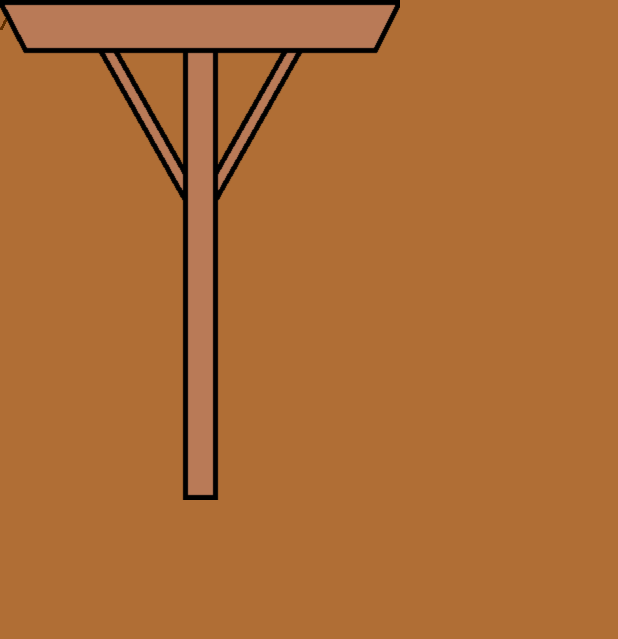
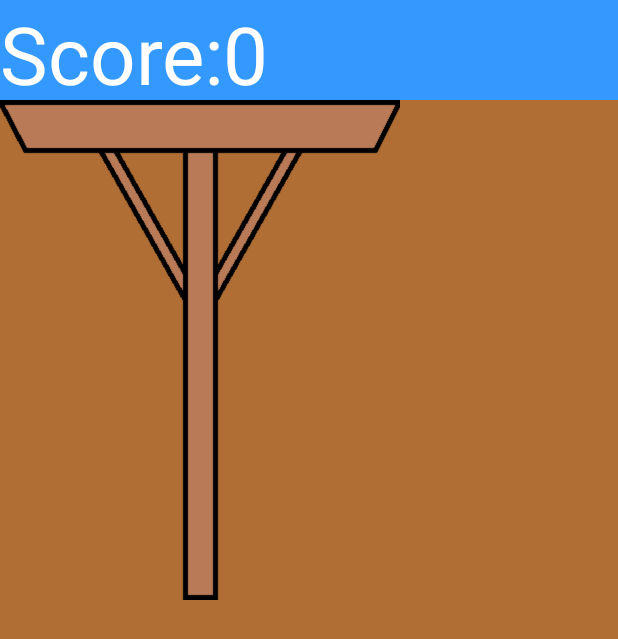
Before and after one commit to Dsaikoro/DoiHelp2, an Android app: the screen it shows after launch (MainActivity), on a phone screen of 412 x 824 dp. Shown: the top 639 px of the screen. Run offline under Robolectric (Android 15) with nearby library versions, the phone set to English and light mode, and no system bars.

Commit message:
Add ScoreBoard

```diff
--- a/app/src/main/java/com/example/daisuke/doihelp2/MainActivity.java
+++ b/app/src/main/java/com/example/daisuke/doihelp2/MainActivity.java
@@ -2,7 +2,6 @@ package com.example.daisuke.doihelp2;
 
 import android.app.Activity;
 import android.graphics.BitmapFactory;
-import android.graphics.Color;
 import android.os.Handler;
 import android.os.Bundle;
 import android.view.MotionEvent;
@@ -10,6 +9,7 @@ import android.view.View;
 import android.view.ViewGroup;
 import android.widget.ImageView;
 import android.widget.RelativeLayout;
+import android.widget.TextView;
 
 import java.util.Random;
 
@@ -17,53 +17,63 @@ public class MainActivity extends Activity implements View.OnTouchListener{
     private static final int ROUGH_WIDTH = 60;
     private static final int ROUGH_HEIGHT = 30;
     private static final int ROUGH_SPAWN_MAX = 100;
-    private static final int ROUGH_RESPAWN_TIME = 200;
+    private static final int ROUGH_RESPAWN_TIME = 100;
     private static final int TONBO_WIDTH = 400;
     private static final int TONBO_HEIGHT = 500;
 
-    private RelativeLayout varLayout;
-    private int layoutWidth, layoutHeight;
-    Rough roughs[];
-    ImageView roughImages[];
+    private RelativeLayout scoreLayout;
+    private RelativeLayout gameLayout;
+    private int gameLayoutWidth, gameLayoutHeight;
+    private TextView scoreText;
+    private int score;
+    private Rough roughs[];
+    private ImageView roughImages[];
     private boolean startFlag;
-    Random rand;
+    private Random rand;
     private Handler handler;
     private Runnable spawnRough;
-    Tonbo tonbo;
-    ImageView tonboImage;
+
+
+    private Tonbo tonbo;
+    private ImageView tonboImage;
     private int lastX, lastY;
 
     @Override
     protected void onCreate(Bundle savedInstanceState) {
         super.onCreate(savedInstanceState);
         setContentView(R.layout.activity_main);
-        varLayout = (RelativeLayout) findViewById(R.id.mainLayout);
-        varLayout.setBackgroundColor(Color.rgb(176,110,53));
+        scoreLayout = (RelativeLayout) findViewById(R.id.scoreBoard);
+        gameLayout = (RelativeLayout) findViewById(R.id.mainLayout);
+
+        scoreText = (TextView)findViewById(R.id.score);
+        score = 0;
+        scoreText.setText("Score:" + score);
 
         roughImages = new ImageView[ROUGH_SPAWN_MAX];
         roughs = new Rough[ROUGH_SPAWN_MAX];
         for (int i = 0; i < roughs.length; i++) {
             roughImages[i] = new ImageView(this);
-            roughImages[i].setImageBitmap(BitmapFactory.decodeResource(getResources(), R.drawable.rough));
+            roughImages[i].setImageBitmap(BitmapFactory.decodeResource(getResources(), R.drawable.grass));
             roughImages[i].setLayoutParams(new ViewGroup.LayoutParams(ROUGH_WIDTH, ROUGH_HEIGHT));
-            varLayout.addView(roughImages[i]);
+            gameLayout.addView(roughImages[i]);
         }
         for(int i = 0; i < roughs.length; i++) roughs[i] = new Rough(roughImages[i], ROUGH_WIDTH, ROUGH_HEIGHT);
         startFlag = true;
+        score = 0;
 
         tonboImage = new ImageView(this);
         tonboImage.setImageBitmap(BitmapFactory.decodeResource(getResources(), R.drawable.tonbo));
         tonboImage.setLayoutParams(new ViewGroup.LayoutParams(TONBO_WIDTH, TONBO_HEIGHT));
         tonboImage.setOnTouchListener(this);
-        varLayout.addView(tonboImage);
+        gameLayout.addView(tonboImage);
         tonbo = new Tonbo(tonboImage, TONBO_WIDTH, TONBO_HEIGHT/10);
     }
 
     @Override
     public void onWindowFocusChanged(boolean hasFocus){
         super.onWindowFocusChanged(hasFocus);
-        layoutWidth = findViewById(R.id.mainLayout).getWidth();
-        layoutHeight = findViewById(R.id.mainLayout).getHeight();
+        gameLayoutWidth = findViewById(R.id.mainLayout).getWidth();
+        gameLayoutHeight = findViewById(R.id.mainLayout).getHeight();
         handler = new Handler();
         rand = new Random();
         spawnRough = new Runnable() {
@@ -79,8 +89,8 @@ public class MainActivity extends Activity implements View.OnTouchListener{
                 }
                 for (int i = 0; i < roughs.length; i++) {
                     if (!roughs[i].getUseFlag()) {
-                        x = rand.nextInt(layoutWidth - ROUGH_WIDTH);
-                        y = rand.nextInt(layoutHeight - ROUGH_HEIGHT);
+                        x = rand.nextInt(gameLayoutWidth - ROUGH_WIDTH);
+                        y = rand.nextInt(gameLayoutHeight - ROUGH_HEIGHT);
                         roughs[i].spawn(x, y);
                         break;
                     }
@@ -101,12 +111,14 @@ public class MainActivity extends Activity implements View.OnTouchListener{
                 int diffx = lastX - x;
                 int diffy = lastY - y;
 
-                tonbo.move(-diffx, -diffy, varLayout.getWidth(), varLayout.getHeight());
+                tonbo.move(-diffx, -diffy, gameLayout.getWidth(), gameLayout.getHeight());
                 tonbo.draw();
 
                 for (int i = 0; i < roughs.length; i++) {
                     if (roughs[i].getUseFlag() && roughs[i].collision(tonbo)) {
                         roughs[i].despawn();
+                        score++;
+                        scoreText.setText("Score:" + score);
                     }
                 }
         }
--- a/app/src/main/res/layout/activity_main.xml
+++ b/app/src/main/res/layout/activity_main.xml
@@ -1,14 +1,37 @@
 <?xml version="1.0" encoding="utf-8"?>
-<RelativeLayout xmlns:android="http://schemas.android.com/apk/res/android"
+<LinearLayout xmlns:android="http://schemas.android.com/apk/res/android"
     xmlns:tools="http://schemas.android.com/tools"
     android:layout_width="match_parent"
     android:layout_height="match_parent"
-    tools:context="com.example.daisuke.doihelp2.MainActivity">
+    tools:context="com.example.daisuke.doihelp2.MainActivity"
+    android:orientation="vertical">
+
+    <RelativeLayout
+        android:id="@+id/scoreBoard"
+        android:layout_width="match_parent"
+        android:layout_height="100px"
+        android:background="#3399ff"
+        android:orientation="horizontal">
+
+        <TextView
+            android:layout_width="wrap_content"
+            android:layout_height="wrap_content"
+            android:text="Score:0"
+            android:id="@+id/score"
+            android:textSize="80px"
+            android:textColor="#ffffff"
+            android:layout_alignParentTop="true"
+            android:layout_alignParentStart="true" />
+
+    </RelativeLayout>
 
     <RelativeLayout
         android:id="@+id/mainLayout"
         android:layout_width="match_parent"
         android:layout_height="match_parent"
+        android:background="#b06e35"
         android:orientation="horizontal">
     </RelativeLayout>
-</RelativeLayout>
+
+
+</LinearLayout>
```
Also changed, not shown: app/src/main/res/drawable/grass.png (added).
